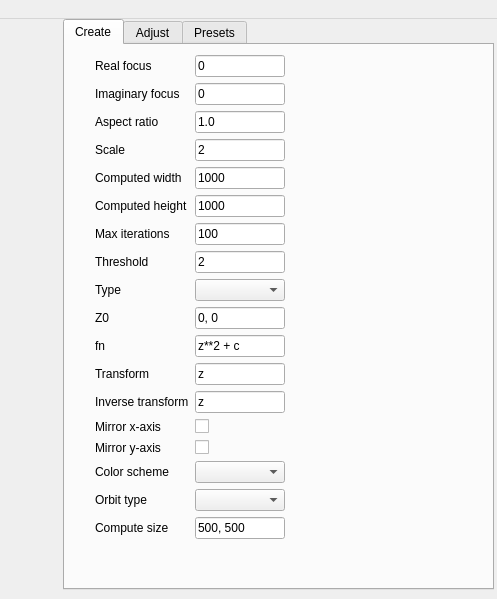
This is gui/main.ui in Maelstrom6/mandelpy as Qt 5 draws it before an edit; both pictures show x 747 to 1244 and y 0 to 599 of the 1244 by 855 pixel window. The edited form follows.
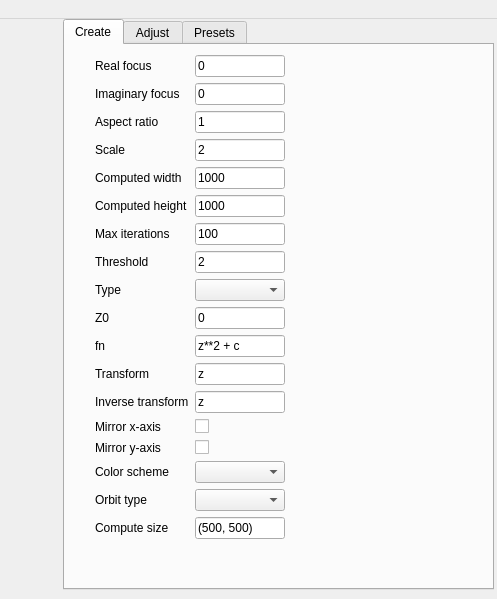
This is the edited form. Icons and pictures are not drawn.

Patch:
```diff
--- a/gui/main.ui
+++ b/gui/main.ui
@@ -153,7 +153,7 @@
        <item row="9" column="1">
         <widget class="QLineEdit" name="z0LineEdit">
          <property name="text">
-          <string>0, 0</string>
+          <string>0</string>
          </property>
         </widget>
        </item>
@@ -257,14 +257,14 @@
        <item row="17" column="1">
         <widget class="QLineEdit" name="computeSizeLineEdit">
          <property name="text">
-          <string>500, 500</string>
+          <string>(500, 500)</string>
          </property>
         </widget>
        </item>
        <item row="2" column="1">
         <widget class="QLineEdit" name="aspectRatioLineEdit">
          <property name="text">
-          <string>1.0</string>
+          <string>1</string>
          </property>
         </widget>
        </item>
```
